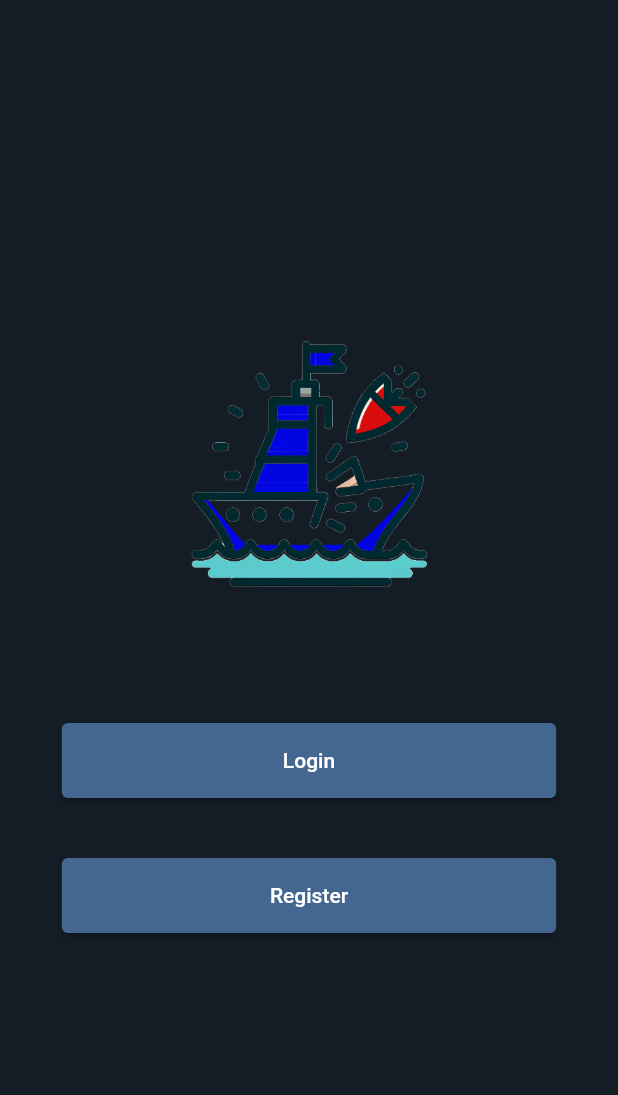
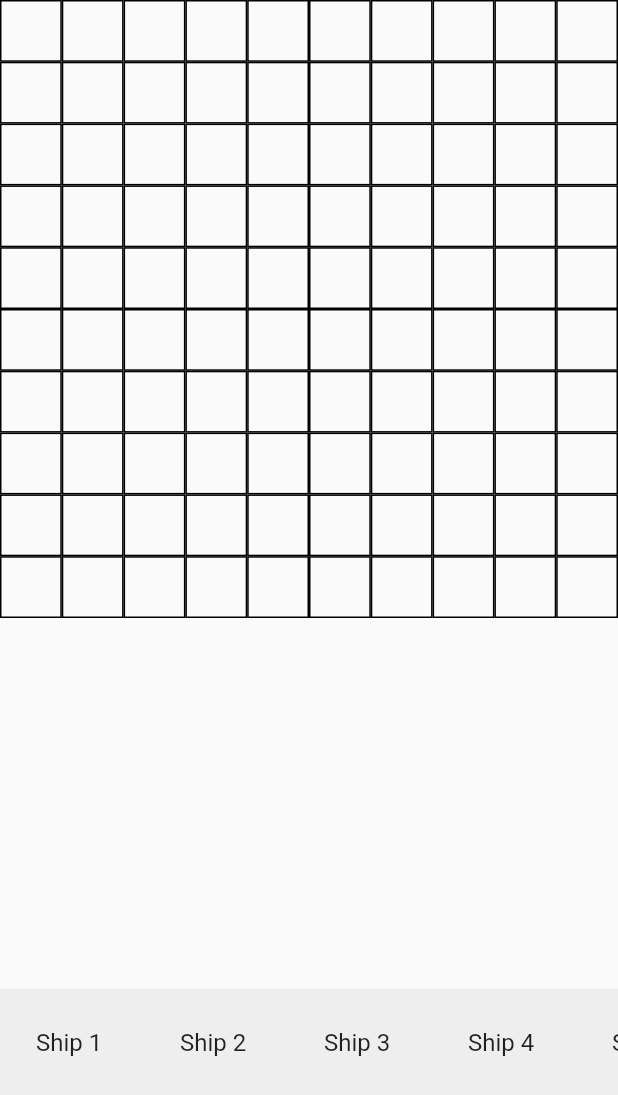
Before and after one commit to shaxi1/BattleShips, a Flutter app: the screen it shows after launch, on a phone screen of 412 x 824 dp. Shown: the top 1095 px of the screen. Run offline on Flutter 3.47's test engine with Material 2 defaults, Android fonts, the light colour scheme and no system bars; our stand-ins replace firebase_auth, firebase_core; accounts and stored records are empty.

Commit message:
WIP: vertical view to fix

```diff
--- a/battleships/lib/main.dart
+++ b/battleships/lib/main.dart
@@ -22,6 +22,8 @@ class MyApp extends StatelessWidget {
       title: 'BattleShips',
       debugShowCheckedModeBanner: false,
       theme: themeData(),
+      initialRoute:
+          '/ship-deployment', // TODO: remove line, only for ship deployment testing
       onGenerateRoute: MyRouter.generateRoute, // class containing app's routes
     );
   }
--- a/battleships/lib/routes.dart
+++ b/battleships/lib/routes.dart
@@ -1,3 +1,4 @@
+import 'package:battleships/screens/ship_deployment.dart';
 import 'package:flutter/material.dart';
 
 import 'package:battleships/screens/login_screen.dart';
@@ -19,6 +20,8 @@ class MyRouter {
         return MaterialPageRoute(builder: (_) => const RegisterSuccess());
       case '/home':
         return MaterialPageRoute(builder: (_) => const MainScreen());
+      case '/ship-deployment':
+        return MaterialPageRoute(builder: (_) => const ShipPlacementScreen());
       // case '/game':
       //   return MaterialPageRoute(builder: (_) => const GameScreen());
       default:
--- /dev/null
+++ b/battleships/lib/screens/ship_deployment.dart
@@ -0,0 +1,177 @@
+import 'package:battleships/theme.dart';
+import 'package:flutter/material.dart';
+
+import '../structs/ship.dart';
+
+class Board {
+  late List<Ship?> grid;
+
+  Board(int size) {
+    grid = List<Ship?>.generate(size * size, (index) => null);
+  }
+
+  void placeShip(int index, Ship ship) {
+    // Implement logic to place ship on the board
+    // Check for valid placement, avoiding overlap with other ships
+    // You may want to handle edge cases based on the ship's rotation
+  }
+}
+
+class ShipPlacementScreen extends StatefulWidget {
+  const ShipPlacementScreen({Key? key}) : super(key: key);
+
+  @override
+  _ShipPlacementScreenState createState() => _ShipPlacementScreenState();
+}
+
+class _ShipPlacementScreenState extends State<ShipPlacementScreen> {
+  final int boardSize = 10; // Change this based on your requirement
+  final int maxShips = 10; // 1x4, 2x3, 3x2, 4x1
+  Board board = Board(10);
+
+  @override
+  Widget build(BuildContext context) {
+    final isHorizontal =
+        MediaQuery.of(context).orientation == Orientation.landscape;
+    final screenHeight = MediaQuery.of(context).size.height;
+    final screenWidth = MediaQuery.of(context).size.width;
+
+    final boardHeight = screenHeight * 0.8;
+    final forVerticalshipsSectionHeight = screenHeight * 0.2;
+    final forHorizontalshipsSectionWidth = screenWidth * 0.2;
+
+    print(boardHeight);
+
+    return Scaffold(
+      body: isHorizontal
+          ? _buildHorizontalLayout(boardHeight, forVerticalshipsSectionHeight)
+          : _buildVerticalLayout(boardHeight, forHorizontalshipsSectionWidth),
+    );
+  }
+
+  Widget _buildHorizontalLayout(
+      double boardHeight, double forHorizontalshipsSectionWidth) {
+    return Row(
+      children: [
+        Expanded(
+          flex: 8,
+          child: Container(
+            height: boardHeight,
+            child: GridView.builder(
+              gridDelegate: SliverGridDelegateWithFixedCrossAxisCount(
+                crossAxisCount: boardSize,
+              ),
+              itemBuilder: (context, index) {
+                return GestureDetector(
+                  onTap: () {
+                    // Handle ship placement here
+                    if (board.grid[index] == null) {
+                      Ship newShip =
+                          Ship(rotation: 'l', size: 1); // Customize as needed
+                      board.placeShip(index, newShip);
+                      setState(() {});
+                    }
+                  },
+                  child: Container(
+                    width: forHorizontalshipsSectionWidth,
+                    decoration: BoxDecoration(
+                      border: Border.all(),
+                    ),
+                    child: Center(
+                      child: board.grid[index]?.isHit == true
+                          ? Icon(Icons.close)
+                          : Text(
+                              board.grid[index]?.size.toString() ?? '',
+                              style: TextStyle(fontSize: 18.0),
+                            ),
+                    ),
+                  ),
+                );
+              },
+              itemCount: boardSize * boardSize,
+            ),
+          ),
+        ),
+        Expanded(
+          flex: 2,
+          child: Container(
+            height: boardHeight,
+            padding: const EdgeInsets.symmetric(vertical: 16.0),
+            color: availShipsSectionBackgroundColor,
+            child: ListView.builder(
+              itemBuilder: (context, index) {
+                // Generate a list of available ships (images or other widgets)
+                return ListTile(
+                  title: Text('Ship ${index + 1}'), // TODO: change to photo
+                  // Add ship images or other widgets here
+                );
+              },
+              itemCount: maxShips,
+            ),
+          ),
+        ),
+      ],
+    );
+  }
+
+  Widget _buildVerticalLayout(double boardHeight, double shipsSectionHeight) {
+    return Column(
+      children: [
+        Container(
+          height: boardHeight,
+          child: GridView.builder(
+            gridDelegate: SliverGridDelegateWithFixedCrossAxisCount(
+              crossAxisCount: boardSize,
+            ),
+            itemBuilder: (context, index) {
+              return GestureDetector(
+                onTap: () {
+                  // Handle ship placement here
+                  if (board.grid[index] == null) {
+                    Ship newShip =
+                        Ship(rotation: 'l', size: 1); // Customize as needed
+                    board.placeShip(index, newShip);
+                    setState(() {});
+                  }
+                },
+                child: Container(
+                  decoration: BoxDecoration(
+                    border: Border.all(),
+                  ),
+                  child: Center(
+                    child: board.grid[index]?.isHit == true
+                        ? Icon(Icons.close)
+                        : Text(
+                            board.grid[index]?.size.toString() ?? '',
+                            style: TextStyle(fontSize: 18.0),
+                          ),
+                  ),
+                ),
+              );
+            },
+            itemCount: boardSize * boardSize,
+          ),
+        ),
+        Container(
+          height: shipsSectionHeight,
+          color: Colors.grey[200],
+          child: ListView.builder(
+            scrollDirection: Axis.horizontal,
+            itemBuilder: (context, index) {
+              // Generate a list of available ships (images or other widgets)
+              return Container(
+                width: 80.0, // Adjust as needed
+                margin: EdgeInsets.all(8.0),
+                child: ListTile(
+                  title: Text('Ship ${index + 1}'),
+                  // Add ship images or other widgets here
+                ),
+              );
+            },
+            itemCount: maxShips,
+          ),
+        ),
+      ],
+    );
+  }
+}
--- /dev/null
+++ b/battleships/lib/structs/ship.dart
@@ -0,0 +1,7 @@
+class Ship {
+  String rotation; // 'l', 'r', 'd', 'u'
+  bool isHit;
+  int size;
+
+  Ship({required this.rotation, this.isHit = false, required this.size});
+}
--- a/battleships/lib/theme.dart
+++ b/battleships/lib/theme.dart
@@ -2,6 +2,8 @@ import 'package:flutter/material.dart';
 
 Color primaryColor = const Color(0xFF141D26);
 Color backgroundColor = primaryColor;
+
+const Color availShipsSectionBackgroundColor = Colors.grey;
 
 ThemeData themeData() {
   return ThemeData(
```
